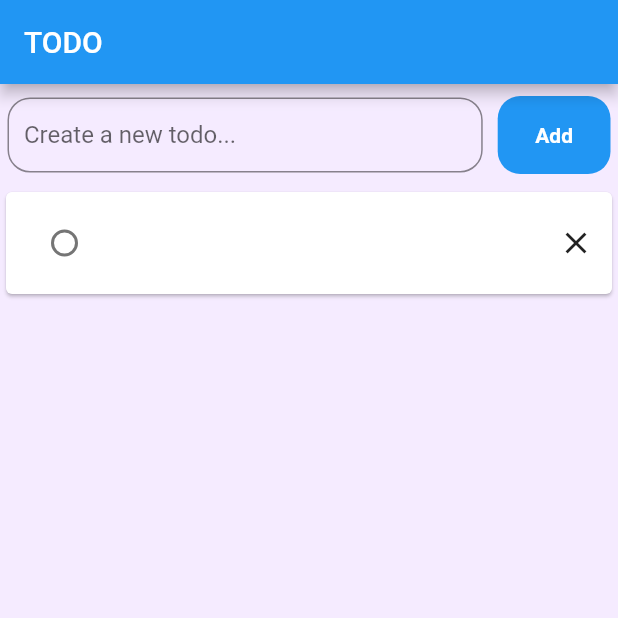
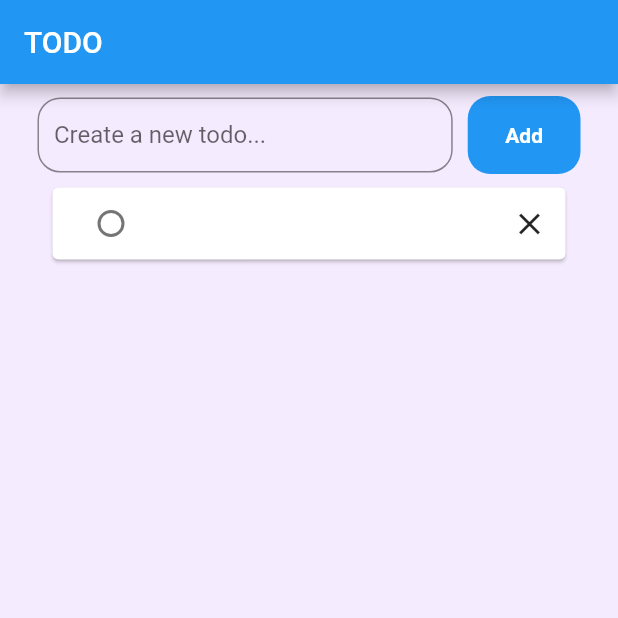
Before and after one commit to pat-2142/Todo-App, a Flutter app: the screen it shows after launch, after a tap on "Add", on a phone screen of 412 x 824 dp, the top half of it. Run offline on Flutter 3.47's test engine with Material 2 defaults, Android fonts, the phone set to English and light mode, and no system bars; our stand-ins replace sqflite; accounts and stored records are empty.

Commit message:
Modifying padding and margin settings

```diff
--- a/lib/widgets/todo_card.dart
+++ b/lib/widgets/todo_card.dart
@@ -1,6 +1,5 @@
 import 'package:flutter/material.dart';
 import 'package:flutter_todo_app/models/todo_model.dart';
-import 'package:intl/intl.dart';
 
 // ignore: must_be_immutable
 class Todocard extends StatefulWidget {
@@ -31,11 +30,12 @@ class _TodocardState extends State<Todocard> {
         Todo(id: widget.id, title: widget.title, isChecked: widget.isChecked);
     //
     return Card(
+      margin: const EdgeInsets.symmetric(horizontal: 35, vertical: 1),
       child: Row(
         children: [
           // the checkbox
           Container(
-            margin: const EdgeInsets.symmetric(horizontal: 15, vertical: 10),
+            padding: const EdgeInsets.symmetric(horizontal: 15),
             child: Checkbox(
               shape: const CircleBorder(),
               value: widget.isChecked,
--- a/lib/widgets/user_input.dart
+++ b/lib/widgets/user_input.dart
@@ -9,6 +9,7 @@ class UserInput extends StatelessWidget {
   @override
   Widget build(BuildContext context) {
     return Container(
+      margin: const EdgeInsets.only(left: 20.0, right: 20.0),
       padding: const EdgeInsets.symmetric(horizontal: 5, vertical: 8),
       child: Row(
         children: [
```
